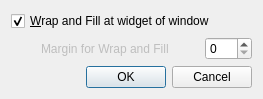
Above: source/DialogWrapMargin.ui from eteran/nedit-ng before the change. Below: the same form after it.
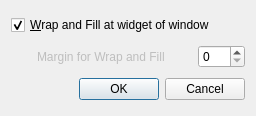
That is the form after the change.

```diff
--- a/source/DialogWrapMargin.ui
+++ b/source/DialogWrapMargin.ui
@@ -6,8 +6,8 @@
    <rect>
     <x>0</x>
     <y>0</y>
-    <width>263</width>
-    <height>90</height>
+    <width>256</width>
+    <height>116</height>
    </rect>
   </property>
   <property name="windowTitle">
```
